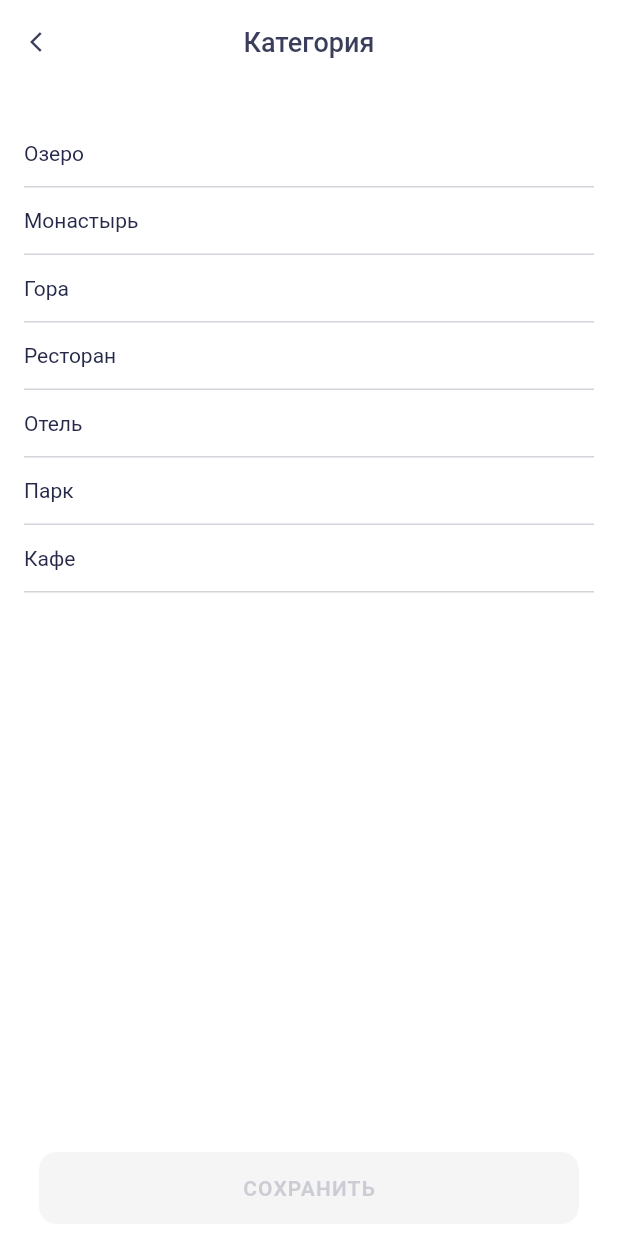
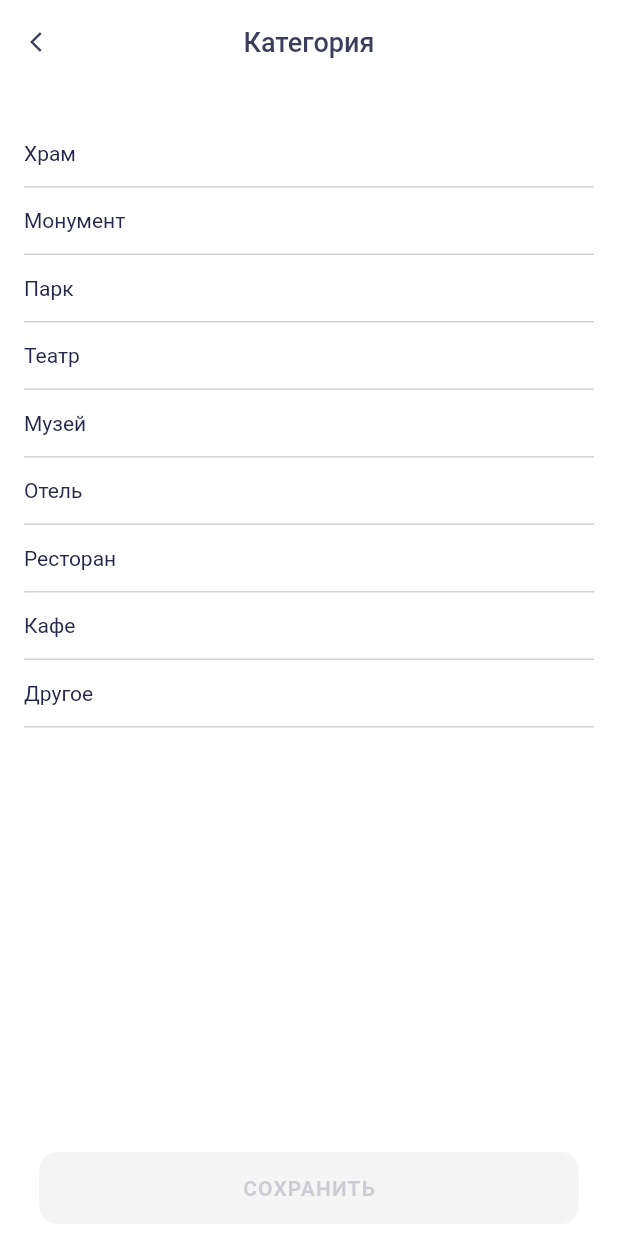
Before and after one commit to denid88/places, a Flutter app: the AddCategorySightScreen screen opened directly, on a phone screen of 412 x 824 dp. Run offline on Flutter 3.47's test engine with Material 2 defaults, Android fonts, the phone set to English and light mode, and no system bars; our stand-ins replace dio, flutter_svg, shared_preferences; accounts and stored records are empty; network calls fail.

Commit message:
[10.2] - added theme settings

```diff
--- /dev/null
+++ b/lib/domain/interactor/settings_interactor.dart
@@ -0,0 +1,6 @@
+import 'package:flutter/material.dart';
+
+abstract class SettingsInteractor {
+  Future<ThemeMode> getThemeMode();
+  Future<void> changeThemeMode(String themeMode);
+}
--- /dev/null
+++ b/lib/domain/repository/settings_repository.dart
@@ -0,0 +1,6 @@
+import 'package:flutter/material.dart';
+
+abstract class SettingsRepository {
+  Future<void> changeThemeMode(String themeMode);
+  Future<ThemeMode> getThemeMode();
+}
--- a/lib/ui/res/enums.dart
+++ b/lib/ui/res/enums.dart
@@ -1,4 +1,4 @@
-enum Categories { lake, church, mountain, restaurant, hotel, park, cafe }
+enum Categories { temple, monument, park, theatre, museum, hotel, restaurant, cafe, other }
 
 enum SightType { basic, plan, visited }
 
--- a/lib/ui/screens/add_category_sight_screen.dart
+++ b/lib/ui/screens/add_category_sight_screen.dart
@@ -14,13 +14,15 @@ class _AddCategorySightScreenState extends State<AddCategorySightScreen> {
 
   static const String _title = 'Категория';
   static const List<Categories> _categories = [
-    Categories.lake,
-    Categories.church,
-    Categories.mountain,
+    Categories.temple,
+    Categories.monument,
+    Categories.park,
+    Categories.theatre,
+    Categories.museum,
+    Categories.hotel,
     Categories.restaurant,
-    Categories.hotel,
-    Categories.park,
-    Categories.cafe
+    Categories.cafe,
+    Categories.other
   ];
 
   Categories? checked;
--- a/lib/ui/screens/add_sight_screen.dart
+++ b/lib/ui/screens/add_sight_screen.dart
@@ -4,6 +4,7 @@ import 'package:places/data/model/place.dart';
 import 'package:places/domain/state/data.dart';
 import 'package:places/ui/res/colors.dart';
 import 'package:places/ui/res/sizes.dart';
+import 'package:places/ui/utils/text_utils.dart';
 import 'package:places/ui/widgets/button/base_elevated_button.dart';
 import 'package:places/ui/widgets/button/base_text_button.dart';
 import 'package:places/ui/widgets/input/base_input.dart';
@@ -212,7 +213,7 @@ class _AddSightScreenState extends State<AddSightScreen> {
                   lat: double.parse(_latitudeController.text),
                   lng: double.parse(_longitudeController.text),
                   urls: ['https://wallpapercave.com/wp/wp4059147.jpg'],
-                  placeType: 'other',
+                  placeType: convertToRequestValue(_selectedCategory),
                   description: _descriptionController.text,
                   id: 333
                 );
--- a/lib/ui/screens/sight_details.dart
+++ b/lib/ui/screens/sight_details.dart
@@ -3,6 +3,7 @@ import 'package:flutter/cupertino.dart';
 import 'package:flutter/material.dart';
 import 'package:places/data/model/place.dart';
 import 'package:places/domain/state/data.dart';
+import 'package:places/ui/utils/text_utils.dart';
 import 'package:provider/provider.dart';
 import 'package:places/ui/res/assets.dart';
 import 'package:places/ui/res/colors.dart';
@@ -152,7 +153,7 @@ class _SightDetailsState extends State<SightDetails> {
                   Row(
                     children: [
                       Text(
-                        widget.place.placeType,
+                        convertToResponseValue(widget.place.placeType),
                         style: Theme.of(context).textTheme.headline3,
                       ),
                       SizedBox(width: 16.0),
--- a/lib/ui/screens/sight_list_screen.dart
+++ b/lib/ui/screens/sight_list_screen.dart
@@ -113,6 +113,8 @@ class _SightListScreenState extends State<SightListScreen> {
                     mainAxisExtent: 200.0,
                   ),
                 itemBuilder: (BuildContext context, int index) {
+                  print(context.watch<Data>().data[index].name);
+
                   return SightCard(place: context.watch<Data>().data[index]);
                 },
               ),
--- a/lib/ui/utils/text_utils.dart
+++ b/lib/ui/utils/text_utils.dart
@@ -3,13 +3,43 @@ import 'package:places/ui/res/enums.dart';
 String capitalizeFirst(String s) => s[0].toUpperCase() + s.substring(1);
 
 String convertEnumCategoriesToString(Categories category) {
-  if (category == Categories.lake) return 'Озеро';
-  if (category == Categories.church) return 'Монастырь';
-  if (category == Categories.mountain) return 'Гора';
+  if (category == Categories.temple) return 'Храм';
+  if (category == Categories.monument) return 'Монумент';
+  if (category == Categories.park) return 'Парк';
+  if (category == Categories.theatre) return 'Театр';
+  if (category == Categories.museum) return 'Музей';
+  if (category == Categories.hotel) return 'Отель';
   if (category == Categories.restaurant) return 'Ресторан';
-  if (category == Categories.hotel) return 'Отель';
-  if (category == Categories.park) return 'Парк';
   if (category == Categories.cafe) return 'Кафе';
+  if (category == Categories.other) return 'Другое';
 
   return 'Не выбрано';
 }
+
+String convertToRequestValue(String value) {
+  if (value == 'храм') return 'temple';
+  if (value == 'монумент') return 'monument';
+  if (value == 'парк') return 'park';
+  if (value == 'театр') return 'theatre';
+  if (value == 'музей') return 'museum';
+  if (value == 'отель') return 'hotel';
+  if (value == 'ресторан') return 'restaurant';
+  if (value == 'кафе') return 'cafe';
+  if (value == 'другое') return 'other';
+
+  return 'unknown';
+}
+
+String convertToResponseValue(String value) {
+  if (value == 'temple') return 'Храм';
+  if (value == 'monument') return 'Монумент';
+  if (value == 'park') return 'Парк';
+  if (value == 'theatre') return 'Театр';
+  if (value == 'museum') return 'Музей';
+  if (value == 'hotel') return 'Отель';
+  if (value == 'restaurant') return 'Ресторан';
+  if (value == 'cafe') return 'Кафе';
+  if (value == 'other') return 'Другое';
+
+  return 'Не указано';
+}
--- a/lib/ui/widgets/common/sight_card.dart
+++ b/lib/ui/widgets/common/sight_card.dart
@@ -7,6 +7,7 @@ import 'package:places/ui/res/assets.dart';
 import 'package:places/ui/res/colors.dart';
 import 'package:places/ui/res/enums.dart';
 import 'package:places/ui/res/styles.dart';
+import 'package:places/ui/utils/text_utils.dart';
 import 'package:places/ui/widgets/button/base_action_button.dart';
 import 'package:places/ui/widgets/card/card_details_dialog.dart';
 import 'package:places/ui/widgets/common/dissmisibble_card.dart';
@@ -147,7 +148,7 @@ class _SightCardState extends State<SightCard> {
                           mainAxisAlignment: MainAxisAlignment.spaceBetween,
                           children: [
                             Text(
-                              widget.place.placeType,
+                              convertToResponseValue(widget.place.placeType),
                               style: TextStyle(color: white),
                             ),
                             widget.type == SightType.basic ?
--- a/lib/ui/widgets/onboarding/onboarding_step.dart
+++ b/lib/ui/widgets/onboarding/onboarding_step.dart
@@ -28,7 +28,8 @@ class OnBoardingStep extends StatelessWidget {
           children: [
             SvgPicture.asset(
               image,
-              color: lowBlack,
+              color: Theme.of(context).brightness == Brightness.light ?
+                lowBlack : white,
             ),
             SizedBox(height: 40.0),
             Container(
@@ -37,7 +38,8 @@ class OnBoardingStep extends StatelessWidget {
                 title,
                 style: TextStyle(
                   fontSize: 24.0,
-                  color: lowBlack,
+                  color: Theme.of(context).brightness == Brightness.light ?
+                    lowBlack : white,
                   fontWeight: FontWeight.w700,
                 ),
                 textAlign: TextAlign.center,
```
Also changed, not shown: lib/data/interactor/settings_interactor_impl.dart (added, +20 -0 lines), lib/data/respository/place_repository_impl.dart (+9 -4 lines), lib/data/respository/settings_repository_impl.dart (added, +24 -0 lines), lib/domain/state/theme.dart (+23 -2 lines), lib/main.dart (+7 -2 lines), lib/ui/utils/theme_utils.dart (added, +13 -0 lines), 1 other file.
